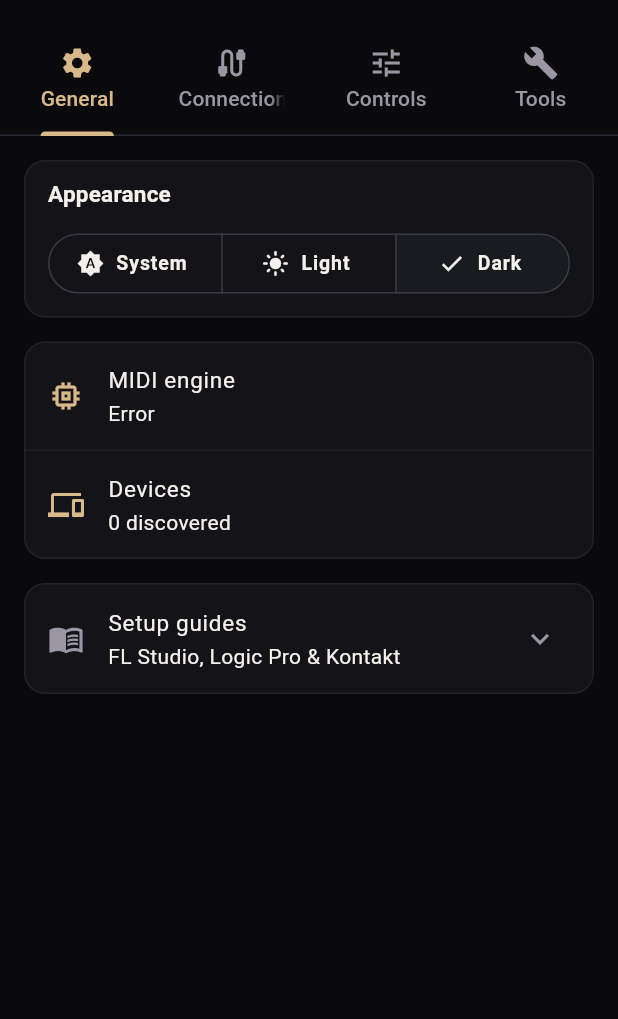
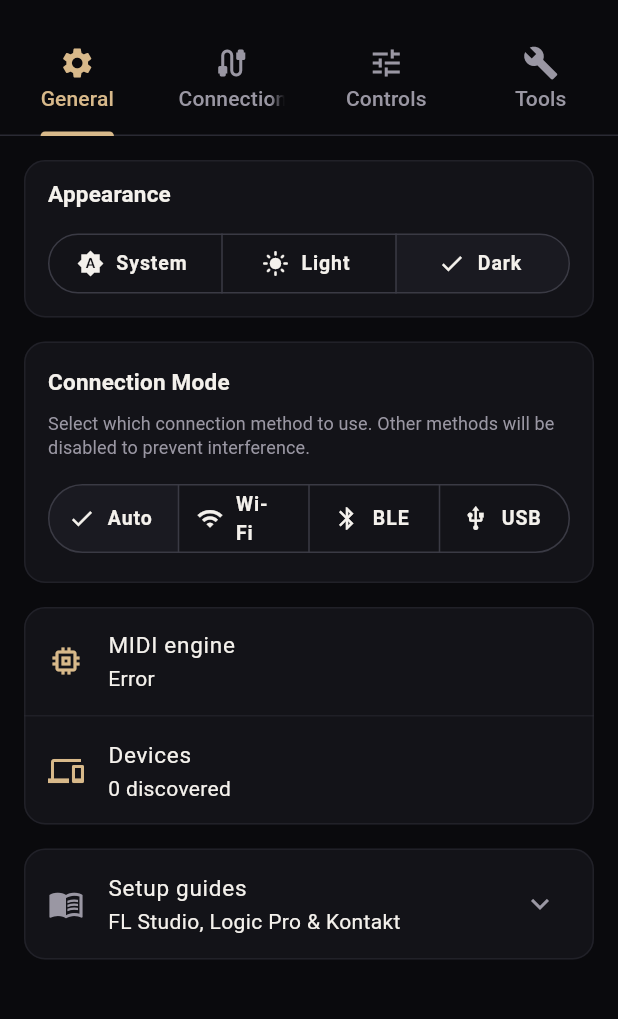
Before and after one commit to felixNT0/midiflow, a Flutter app: the SettingsScreen screen opened directly, on a phone screen of 412 x 824 dp, the part 59-1078 px from its top. Run offline on Flutter 3.47's test engine with Material 3 defaults, Android fonts, the phone set to English and light mode, and no system bars; our stand-ins replace flutter_riverpod, shared_preferences; missing offline and left inert: flutter_midi_command, flutter_midi_command_ble, universal_ble; accounts and stored records are empty.

Commit message:
Add connection mode selector to prevent interference
- Added ConnectionMode enum (auto, wifi, ble, usb)
- Added setConnectionMode() to disconnect incompatible devices
- Added filteredDevices getter to filter by connection mode
- Added connection mode selector to Settings General tab
- Updated BLE/USB/Diagnostics screens to use filtered devices
- Devices are now filtered by selected connection mode
- Rebuilt both macOS and Android release installers

```diff
--- a/lib/application/midi/midi_provider.dart
+++ b/lib/application/midi/midi_provider.dart
@@ -16,12 +16,16 @@ final midiServiceProvider = Provider<MidiService>((ref) {
 /// Maximum number of entries kept in the incoming message log.
 const int midiLogMaxEntries = 200;
 
+/// Connection mode for MIDI devices.
+enum ConnectionMode { wifi, ble, usb, auto }
+
 /// Immutable UI-facing MIDI state.
 class MidiState {
   const MidiState({
     this.status = MidiEngineStatus.uninitialized,
     this.devices = const [],
     this.selectedDeviceId,
+    this.connectionMode = ConnectionMode.auto,
     this.channel = 1,
     this.controller = 7,
     this.ccValue = 100,
@@ -33,12 +37,30 @@ class MidiState {
   final MidiEngineStatus status;
   final List<MidiDeviceInfo> devices;
   final String? selectedDeviceId;
+  final ConnectionMode connectionMode;
   final int channel;
   final int controller;
   final int ccValue;
   final List<MidiIncomingMessage> messages;
   final String? error;
   final bool busy;
+
+  /// Devices filtered by connection mode.
+  List<MidiDeviceInfo> get filteredDevices {
+    if (connectionMode == ConnectionMode.auto) return devices;
+    return devices.where((d) {
+      switch (connectionMode) {
+        case ConnectionMode.wifi:
+          return d.kind == MidiDeviceKind.network;
+        case ConnectionMode.ble:
+          return d.kind == MidiDeviceKind.ble;
+        case ConnectionMode.usb:
+          return d.kind == MidiDeviceKind.usb;
+        case ConnectionMode.auto:
+          return true;
+      }
+    }).toList();
+  }
 
   MidiDeviceInfo? get selectedDevice {
     for (final d in devices) {
@@ -54,6 +76,7 @@ class MidiState {
     List<MidiDeviceInfo>? devices,
     String? selectedDeviceId,
     bool clearSelectedDevice = false,
+    ConnectionMode? connectionMode,
     int? channel,
     int? controller,
     int? ccValue,
@@ -68,6 +91,7 @@ class MidiState {
       selectedDeviceId: clearSelectedDevice
           ? null
           : (selectedDeviceId ?? this.selectedDeviceId),
+      connectionMode: connectionMode ?? this.connectionMode,
       channel: channel ?? this.channel,
       controller: controller ?? this.controller,
       ccValue: ccValue ?? this.ccValue,
@@ -153,6 +177,31 @@ class MidiController extends Notifier<MidiState> {
     state = state.copyWith(
       selectedDeviceId: deviceId,
       clearSelectedDevice: deviceId == null,
+      clearError: true,
+    );
+  }
+
+  /// Sets the connection mode and disconnects incompatible devices.
+  void setConnectionMode(ConnectionMode mode) {
+    if (mode == state.connectionMode) return;
+
+    // Disconnect current device if it's not compatible with new mode
+    final currentDevice = state.selectedDevice;
+    if (currentDevice != null && currentDevice.isConnected) {
+      final isCompatible = switch (mode) {
+        ConnectionMode.wifi => currentDevice.kind == MidiDeviceKind.network,
+        ConnectionMode.ble => currentDevice.kind == MidiDeviceKind.ble,
+        ConnectionMode.usb => currentDevice.kind == MidiDeviceKind.usb,
+        ConnectionMode.auto => true,
+      };
+      if (!isCompatible) {
+        _service.disconnect(currentDevice);
+      }
+    }
+
+    state = state.copyWith(
+      connectionMode: mode,
+      clearSelectedDevice: true, // Clear selection when switching modes
       clearError: true,
     );
   }
--- a/lib/features/ble/ble_midi_screen.dart
+++ b/lib/features/ble/ble_midi_screen.dart
@@ -14,8 +14,8 @@ class BleMidiScreen extends ConsumerWidget {
     final midi = ref.watch(midiControllerProvider);
     final controller = ref.read(midiControllerProvider.notifier);
 
-    // Filter for BLE devices only
-    final bleDevices = midi.devices
+    // Filter for BLE devices only (already filtered by connection mode)
+    final bleDevices = midi.filteredDevices
         .where((d) => d.kind == MidiDeviceKind.ble)
         .toList();
 
--- a/lib/features/diagnostics/midi_diagnostics_screen.dart
+++ b/lib/features/diagnostics/midi_diagnostics_screen.dart
@@ -91,7 +91,7 @@ class _DeviceCard extends StatelessWidget {
 
   @override
   Widget build(BuildContext context) {
-    final devices = state.devices;
+    final devices = state.filteredDevices;
     return Card(
       child: Padding(
         padding: const EdgeInsets.all(16),
--- a/lib/features/settings/settings_screen.dart
+++ b/lib/features/settings/settings_screen.dart
@@ -4,7 +4,7 @@ import 'package:flutter_riverpod/flutter_riverpod.dart';
 
 import '../../application/midi/bridge_provider.dart';
 import '../../application/midi/controls_provider.dart';
-import '../../application/midi/midi_provider.dart';
+import '../../application/midi/midi_provider.dart' show midiControllerProvider, MidiState, MidiEngineStatus, ConnectionMode;
 import '../../application/settings/theme_mode_provider.dart';
 import '../../domain/midi/control_bank.dart';
 import '../../domain/midi/midi_control.dart';
@@ -112,6 +112,58 @@ class _GeneralTab extends ConsumerWidget {
         ),
         const SizedBox(height: 16),
         Card(
+          child: Padding(
+            padding: const EdgeInsets.all(16),
+            child: Column(
+              crossAxisAlignment: CrossAxisAlignment.start,
+              children: [
+                Text(
+                  'Connection Mode',
+                  style: Theme.of(context).textTheme.titleMedium,
+                ),
+                const SizedBox(height: 8),
+                Text(
+                  'Select which connection method to use. Other methods will be disabled to prevent interference.',
+                  style: Theme.of(context).textTheme.bodySmall,
+                ),
+                const SizedBox(height: 12),
+                SizedBox(
+                  width: double.infinity,
+                  child: SegmentedButton<ConnectionMode>(
+                    segments: const [
+                      ButtonSegment(
+                        value: ConnectionMode.auto,
+                        icon: Icon(Icons.auto_fix_high),
+                        label: Text('Auto'),
+                      ),
+                      ButtonSegment(
+                        value: ConnectionMode.wifi,
+                        icon: Icon(Icons.wifi),
+                        label: Text('Wi-Fi'),
+                      ),
+                      ButtonSegment(
+                        value: ConnectionMode.ble,
+                        icon: Icon(Icons.bluetooth),
+                        label: Text('BLE'),
+                      ),
+                      ButtonSegment(
+                        value: ConnectionMode.usb,
+                        icon: Icon(Icons.usb),
+                        label: Text('USB'),
+                      ),
+                    ],
+                    selected: {state.connectionMode},
+                    onSelectionChanged: (selection) => ref
+                        .read(midiControllerProvider.notifier)
+                        .setConnectionMode(selection.first),
+                  ),
+                ),
+              ],
+            ),
+          ),
+        ),
+        const SizedBox(height: 16),
+        Card(
           child: Column(
             children: [
               ListTile(
@@ -130,7 +182,7 @@ class _GeneralTab extends ConsumerWidget {
               ListTile(
                 leading: const Icon(Icons.devices),
                 title: const Text('Devices'),
-                subtitle: Text('${state.devices.length} discovered'),
+                subtitle: Text('${state.filteredDevices.length} discovered'),
               ),
             ],
           ),
--- a/lib/features/usb/usb_midi_screen.dart
+++ b/lib/features/usb/usb_midi_screen.dart
@@ -14,8 +14,8 @@ class UsbMidiScreen extends ConsumerWidget {
     final midi = ref.watch(midiControllerProvider);
     final controller = ref.read(midiControllerProvider.notifier);
 
-    // Filter for USB devices only
-    final usbDevices = midi.devices
+    // Filter for USB devices only (already filtered by connection mode)
+    final usbDevices = midi.filteredDevices
         .where((d) => d.kind == MidiDeviceKind.usb)
         .toList();
 
```
Also changed, not shown: 1 other file.
